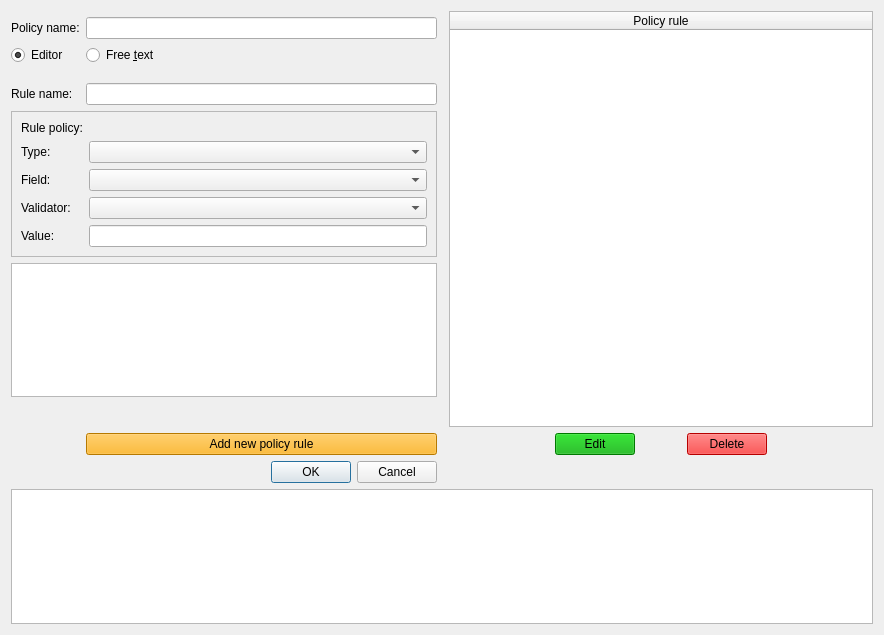
This is Source/GUI/Qt/policiesedit.ui in MediaArea/MediaConch_SourceCode as Qt 5 draws it before an edit. The edited form follows.
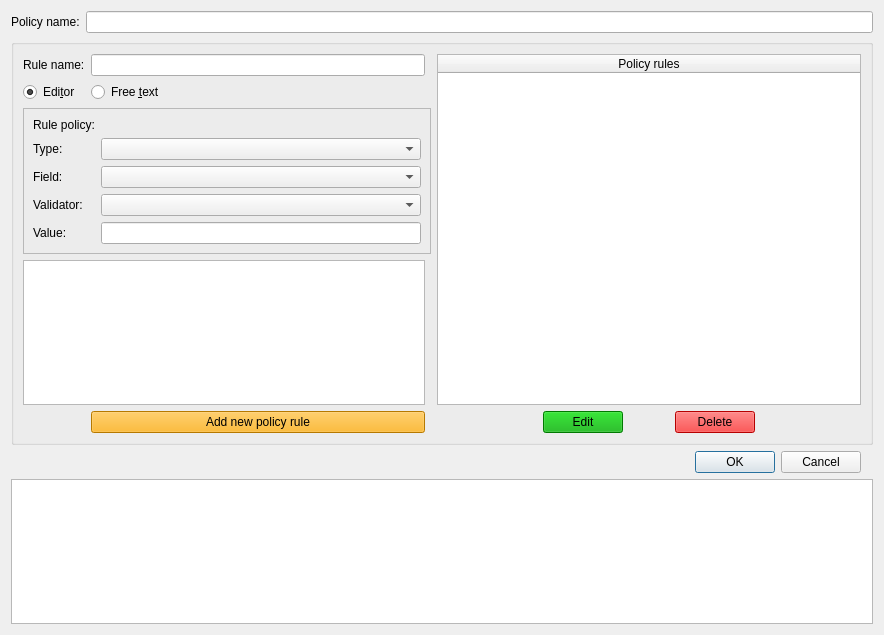
This is the edited form.

Commit message: Policies: Rework the edition design

```diff
--- a/Source/GUI/Qt/policiesedit.ui
+++ b/Source/GUI/Qt/policiesedit.ui
@@ -17,13 +17,87 @@
    </sizepolicy>
   </property>
   <layout class="QGridLayout" name="gridLayout">
-   <item row="13" column="3">
+   <item row="7" column="0" colspan="8">
+    <widget class="QPlainTextEdit" name="errors"/>
+   </item>
+   <item row="1" column="0">
+    <widget class="QLabel" name="label_7">
+     <property name="text">
+      <string>Policy name:</string>
+     </property>
+    </widget>
+   </item>
+   <item row="1" column="1" colspan="7">
+    <widget class="QLineEdit" name="name"/>
+   </item>
+   <item row="2" column="0" colspan="8">
+    <widget class="QGroupBox" name="groupBox">
+     <layout class="QGridLayout" name="gridLayout_3">
+      <item row="6" column="0" colspan="2">
+       <widget class="QTextEdit" name="freeText"/>
+      </item>
+      <item row="8" column="1">
+       <widget class="QPushButton" name="newRule">
+        <property name="focusPolicy">
+         <enum>Qt::NoFocus</enum>
+        </property>
+        <property name="styleSheet">
+         <string notr="true">background-color: rgb(255, 170, 0);
+selection-background-color: rgb(255, 170, 0);</string>
+        </property>
+        <property name="text">
+         <string>Add new policy rule</string>
+        </property>
+       </widget>
+      </item>
+      <item row="0" column="5" rowspan="7" colspan="5">
+       <widget class="QTableWidget" name="rules">
+        <property name="selectionMode">
+         <enum>QAbstractItemView::ExtendedSelection</enum>
+        </property>
+        <property name="selectionBehavior">
+         <enum>QAbstractItemView::SelectRows</enum>
+        </property>
+        <property name="showGrid">
+         <bool>false</bool>
+        </property>
+        <property name="gridStyle">
+         <enum>Qt::NoPen</enum>
+        </property>
+        <attribute name="horizontalHeaderStretchLastSection">
+         <bool>true</bool>
+        </attribute>
+        <attribute name="verticalHeaderShowSortIndicator" stdset="0">
+         <bool>false</bool>
+        </attribute>
+        <column>
+         <property name="text">
+          <string>Policy rules</string>
+         </property>
+        </column>
+       </widget>
+      </item>
+      <item row="8" column="6">
+       <widget class="QPushButton" name="editRule">
+        <property name="focusPolicy">
+         <enum>Qt::NoFocus</enum>
+        </property>
+        <property name="styleSheet">
+         <string notr="true">background-color: rgb(0, 170, 0);
+selection-background-color: rgb(0, 170, 0);</string>
+        </property>
+        <property name="text">
+         <string>Edit</string>
+        </property>
+       </widget>
+      </item>
+      <item row="8" column="5">
     <spacer name="horizontalSpacer">
      <property name="orientation">
       <enum>Qt::Horizontal</enum>
      </property>
      <property name="sizeType">
-      <enum>QSizePolicy::Preferred</enum>
+         <enum>QSizePolicy::Minimum</enum>
      </property>
      <property name="sizeHint" stdset="0">
       <size>
@@ -33,40 +107,24 @@
      </property>
     </spacer>
    </item>
-   <item row="2" column="0">
+      <item row="1" column="0">
     <widget class="QRadioButton" name="editorSelector">
      <property name="text">
-      <string>Editor</string>
+         <string>Edi&amp;tor</string>
      </property>
      <property name="checked">
       <bool>true</bool>
      </property>
     </widget>
    </item>
-   <item row="5" column="1">
-    <widget class="QLineEdit" name="ruleName"/>
-   </item>
-   <item row="2" column="1">
-    <widget class="QRadioButton" name="freeTextSelector">
-     <property name="text">
-      <string>Free &amp;text</string>
-     </property>
-    </widget>
-   </item>
-   <item row="7" column="0" colspan="2">
-    <widget class="QTextEdit" name="freeText"/>
-   </item>
-   <item row="5" column="0">
+      <item row="0" column="0">
     <widget class="QLabel" name="label">
      <property name="text">
       <string>Rule name:</string>
      </property>
     </widget>
    </item>
-   <item row="1" column="1">
-    <widget class="QLineEdit" name="name"/>
-   </item>
-   <item row="6" column="0" colspan="2">
+      <item row="2" column="0" rowspan="4" colspan="3">
     <widget class="QFrame" name="editorFrame">
      <property name="frameShape">
       <enum>QFrame::StyledPanel</enum>
@@ -75,47 +133,47 @@
       <enum>QFrame::Raised</enum>
      </property>
      <layout class="QGridLayout" name="gridLayout_2">
-      <item row="1" column="1">
+         <item row="5" column="2">
+          <widget class="QComboBox" name="validator"/>
+         </item>
+         <item row="2" column="2">
        <widget class="QComboBox" name="type"/>
       </item>
-      <item row="5" column="0">
+         <item row="6" column="0">
        <widget class="QLabel" name="label_6">
         <property name="text">
          <string>Value:</string>
         </property>
        </widget>
       </item>
-      <item row="1" column="0">
+         <item row="2" column="0">
        <widget class="QLabel" name="label_3">
         <property name="text">
          <string>Type:</string>
         </property>
        </widget>
       </item>
-      <item row="4" column="0">
+         <item row="5" column="0">
        <widget class="QLabel" name="label_5">
         <property name="text">
          <string>Validator:</string>
         </property>
        </widget>
       </item>
-      <item row="2" column="0">
+         <item row="3" column="0">
        <widget class="QLabel" name="label_4">
         <property name="text">
          <string>Field:</string>
         </property>
        </widget>
       </item>
-      <item row="2" column="1">
-       <widget class="QComboBox" name="field"/>
-      </item>
-      <item row="5" column="1">
+         <item row="6" column="2">
        <widget class="QLineEdit" name="value"/>
       </item>
-      <item row="4" column="1">
-       <widget class="QComboBox" name="validator"/>
-      </item>
-      <item row="0" column="0">
+         <item row="3" column="2">
+          <widget class="QComboBox" name="field"/>
+         </item>
+         <item row="1" column="0">
        <widget class="QLabel" name="label_2">
         <property name="text">
          <string>Rule policy:</string>
@@ -125,17 +183,7 @@
      </layout>
     </widget>
    </item>
-   <item row="15" column="0" colspan="8">
-    <widget class="QPlainTextEdit" name="errors"/>
-   </item>
-   <item row="1" column="0">
-    <widget class="QLabel" name="label_7">
-     <property name="text">
-      <string>Policy name:</string>
-     </property>
-    </widget>
-   </item>
-   <item row="13" column="6">
+      <item row="8" column="8">
     <widget class="QPushButton" name="deleteRule">
      <property name="maximumSize">
       <size>
@@ -156,13 +204,39 @@
      </property>
     </widget>
    </item>
-   <item row="13" column="7">
+      <item row="0" column="1">
+       <widget class="QLineEdit" name="ruleName"/>
+      </item>
+      <item row="1" column="1">
+       <widget class="QRadioButton" name="freeTextSelector">
+        <property name="text">
+         <string>Free &amp;text</string>
+        </property>
+       </widget>
+      </item>
+      <item row="8" column="7">
     <spacer name="horizontalSpacer_2">
      <property name="orientation">
       <enum>Qt::Horizontal</enum>
      </property>
      <property name="sizeType">
-      <enum>QSizePolicy::Preferred</enum>
+         <enum>QSizePolicy::Maximum</enum>
+        </property>
+        <property name="sizeHint" stdset="0">
+         <size>
+          <width>40</width>
+          <height>20</height>
+         </size>
+        </property>
+       </spacer>
+      </item>
+      <item row="8" column="9">
+       <spacer name="horizontalSpacer_3">
+        <property name="orientation">
+         <enum>Qt::Horizontal</enum>
+        </property>
+        <property name="sizeType">
+         <enum>QSizePolicy::Minimum</enum>
      </property>
      <property name="sizeHint" stdset="0">
       <size>
@@ -172,84 +246,27 @@
      </property>
     </spacer>
    </item>
-   <item row="0" column="3" rowspan="13" colspan="5">
-    <widget class="QTableWidget" name="rules">
-     <property name="selectionMode">
-      <enum>QAbstractItemView::ExtendedSelection</enum>
-     </property>
-     <property name="selectionBehavior">
-      <enum>QAbstractItemView::SelectRows</enum>
-     </property>
-     <property name="showGrid">
-      <bool>false</bool>
-     </property>
-     <property name="gridStyle">
-      <enum>Qt::NoPen</enum>
-     </property>
-     <attribute name="horizontalHeaderStretchLastSection">
-      <bool>true</bool>
-     </attribute>
-     <attribute name="verticalHeaderShowSortIndicator" stdset="0">
-      <bool>false</bool>
-     </attribute>
-     <column>
-      <property name="text">
-       <string>Policy rule</string>
-      </property>
-     </column>
+     </layout>
+     <zorder>rules</zorder>
+     <zorder>rules</zorder>
+     <zorder>editorFrame</zorder>
+     <zorder>editorSelector</zorder>
+     <zorder>freeTextSelector</zorder>
+     <zorder>editRule</zorder>
+     <zorder>newRule</zorder>
+     <zorder>deleteRule</zorder>
+     <zorder>ruleName</zorder>
+     <zorder>label</zorder>
+     <zorder>freeText</zorder>
     </widget>
    </item>
-   <item row="13" column="1">
-    <widget class="QPushButton" name="newRule">
-     <property name="focusPolicy">
-      <enum>Qt::NoFocus</enum>
-     </property>
-     <property name="styleSheet">
-      <string notr="true">background-color: rgb(255, 170, 0);
-selection-background-color: rgb(255, 170, 0);</string>
-     </property>
-     <property name="text">
-      <string>Add new policy rule</string>
-     </property>
-    </widget>
-   </item>
-   <item row="14" column="1">
+   <item row="3" column="5">
     <widget class="QDialogButtonBox" name="validation">
      <property name="standardButtons">
       <set>QDialogButtonBox::Cancel|QDialogButtonBox::Ok</set>
      </property>
     </widget>
    </item>
-   <item row="13" column="4">
-    <widget class="QPushButton" name="editRule">
-     <property name="focusPolicy">
-      <enum>Qt::NoFocus</enum>
-     </property>
-     <property name="styleSheet">
-      <string notr="true">background-color: rgb(0, 170, 0);
-selection-background-color: rgb(0, 170, 0);</string>
-     </property>
-     <property name="text">
-      <string>Edit</string>
-     </property>
-    </widget>
-   </item>
-   <item row="13" column="5">
-    <spacer name="horizontalSpacer_3">
-     <property name="orientation">
-      <enum>Qt::Horizontal</enum>
-     </property>
-     <property name="sizeType">
-      <enum>QSizePolicy::Maximum</enum>
-     </property>
-     <property name="sizeHint" stdset="0">
-      <size>
-       <width>40</width>
-       <height>20</height>
-      </size>
-     </property>
-    </spacer>
-   </item>
   </layout>
  </widget>
  <resources/>
```
Lines whose indentation alone changed are shown as unchanged.
